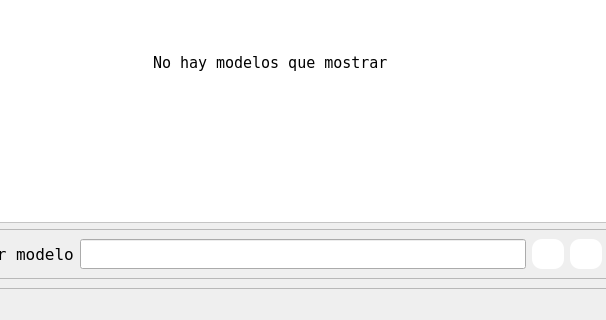
Before: the Qt Designer form Interfaz/train.ui in adobrasca512/EatEaser, drawn with Qt 5; both pictures show x 90 to 696 and y 522 to 842 of the 1327 by 842 pixel window.
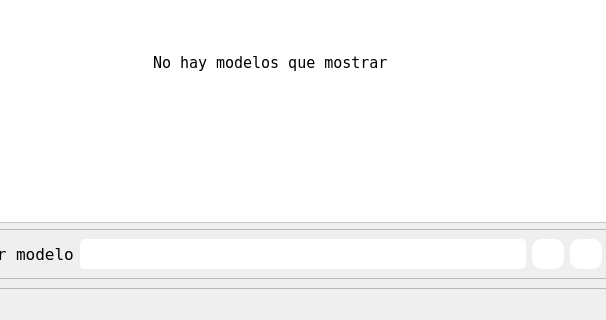
After: the same form once the commit is applied. Icons and pictures are not drawn.

The edit to the form file:
```diff
--- a/Interfaz/train.ui
+++ b/Interfaz/train.ui
@@ -161,6 +161,9 @@
               <pointsize>11</pointsize>
              </font>
             </property>
+            <property name="styleSheet">
+             <string notr="true">border-radius:5px;</string>
+            </property>
            </widget>
           </item>
           <item>
```
